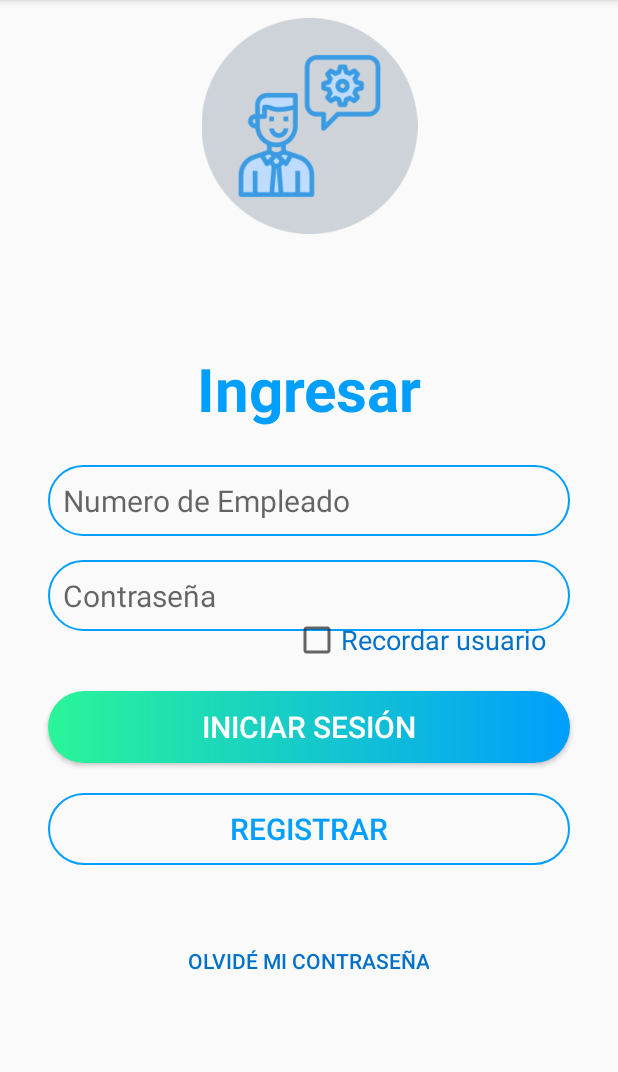
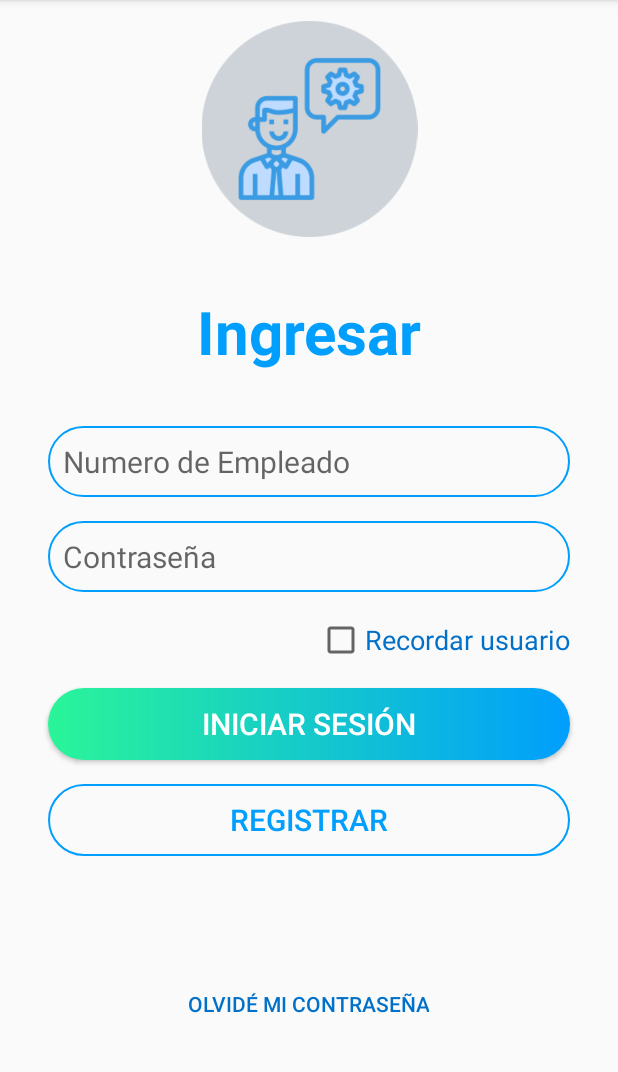
Before and after one commit to Jesus-Balderas/repo-trabajo-terminal, an Android app: the login_profesor screen opened directly, with no data from a screen before it, on a phone screen of 412 x 824 dp, the part 84-1156 px from its top. Run offline under Robolectric (Android 15) with nearby library versions, the phone set to English and light mode, and no system bars; Roboto replaces fonts that are not available here.

Commit message:
login profesor pulida

```diff
--- a/app/src/main/res/layout/login_profesor.xml
+++ b/app/src/main/res/layout/login_profesor.xml
@@ -23,12 +23,13 @@
             android:gravity="center"
             android:orientation="vertical"
             app:layout_constraintEnd_toEndOf="parent"
-            tools:layout_editor_absoluteY="127dp">
+            tools:layout_editor_absoluteY="-16dp">
 
             <ImageView
+                android:id="@+id/imageView2"
                 android:layout_width="163dp"
                 android:layout_height="144dp"
-                android:layout_marginTop="68dp"
+                android:layout_marginTop="70dp"
                 android:src="@drawable/icon_encargado"
                 app:layout_constraintEnd_toEndOf="parent"
                 app:layout_constraintStart_toStartOf="parent"
@@ -41,7 +42,7 @@
                 android:layout_height="wrap_content"
                 android:layout_marginStart="32dp"
                 android:layout_marginEnd="32dp"
-                android:layout_marginBottom="40dp"
+                android:layout_marginBottom="16dp"
                 android:background="@drawable/forget"
                 android:ems="10"
                 android:hint="Contraseña"
@@ -49,9 +50,9 @@
                 android:maxLength="15"
                 android:textColor="@color/colorPrimaryDark"
                 android:textSize="20sp"
-                app:layout_constraintBottom_toTopOf="@+id/btnLoginEncargado"
+
+                app:layout_constraintBottom_toTopOf="@+id/checkBox"
                 app:layout_constraintEnd_toEndOf="parent"
-
                 app:layout_constraintHorizontal_bias="0.0"
                 app:layout_constraintStart_toStartOf="parent" />
 
@@ -60,24 +61,23 @@
                 android:layout_width="match_parent"
                 android:layout_height="wrap_content"
                 android:layout_marginStart="32dp"
+                android:layout_marginTop="16dp"
                 android:layout_marginEnd="32dp"
                 android:background="@drawable/custom_button_login"
                 android:text="Iniciar sesión"
                 android:textColor="#FFFFFF"
                 android:textSize="20sp"
-                app:layout_constraintBottom_toBottomOf="parent"
                 app:layout_constraintEnd_toEndOf="parent"
                 app:layout_constraintHorizontal_bias="0.0"
                 app:layout_constraintStart_toStartOf="parent"
-                app:layout_constraintTop_toTopOf="parent"
-                app:layout_constraintVertical_bias="0.666" />
+                app:layout_constraintTop_toBottomOf="@+id/checkBox" />
 
             <Button
                 android:id="@+id/btnRegisterEncargado"
                 android:layout_width="match_parent"
                 android:layout_height="wrap_content"
                 android:layout_marginStart="32dp"
-                android:layout_marginTop="20dp"
+                android:layout_marginTop="16dp"
                 android:layout_marginEnd="32dp"
                 android:background="@drawable/custom_button_registrar"
                 android:text="Registrar"
@@ -92,8 +92,8 @@
                 android:id="@+id/checkBox"
                 android:layout_width="wrap_content"
                 android:layout_height="wrap_content"
-                android:layout_marginEnd="48dp"
-                android:layout_marginRight="48dp"
+                android:layout_marginEnd="32dp"
+                android:layout_marginRight="32dp"
                 android:text="Recordar usuario"
                 android:textColor="@color/colorPrimaryDark"
                 android:textSize="18sp"
@@ -106,14 +106,14 @@
                 android:id="@+id/textView4"
                 android:layout_width="wrap_content"
                 android:layout_height="wrap_content"
-                android:layout_marginBottom="24dp"
                 android:text="Ingresar"
                 android:textColor="@color/colorPrimary"
                 android:textSize="40dp"
                 android:textStyle="bold"
                 app:layout_constraintBottom_toTopOf="@+id/editTextNumEmpleado"
                 app:layout_constraintEnd_toEndOf="parent"
-                app:layout_constraintStart_toStartOf="parent" />
+                app:layout_constraintStart_toStartOf="parent"
+                app:layout_constraintTop_toBottomOf="@+id/imageView2" />
 
             <EditText
                 android:id="@+id/editTextNumEmpleado"
@@ -131,16 +131,17 @@
                 android:textSize="20sp"
                 app:layout_constraintBottom_toTopOf="@+id/editTextPasswordEncargado"
                 app:layout_constraintEnd_toEndOf="parent"
+                app:layout_constraintHorizontal_bias="0.0"
                 app:layout_constraintStart_toStartOf="parent" />
 
             <Button
                 android:id="@+id/btnForgetPasswordEncargado"
                 android:layout_width="wrap_content"
                 android:layout_height="wrap_content"
-                android:layout_marginTop="40dp"
                 android:background="@drawable/custom_button_olvidecontrasena"
                 android:text="Olvidé mi contraseña"
                 android:textColor="@color/colorPrimaryDark"
+                app:layout_constraintBottom_toBottomOf="parent"
                 app:layout_constraintEnd_toEndOf="parent"
                 app:layout_constraintHorizontal_bias="0.498"
                 app:layout_constraintStart_toStartOf="parent"
```
